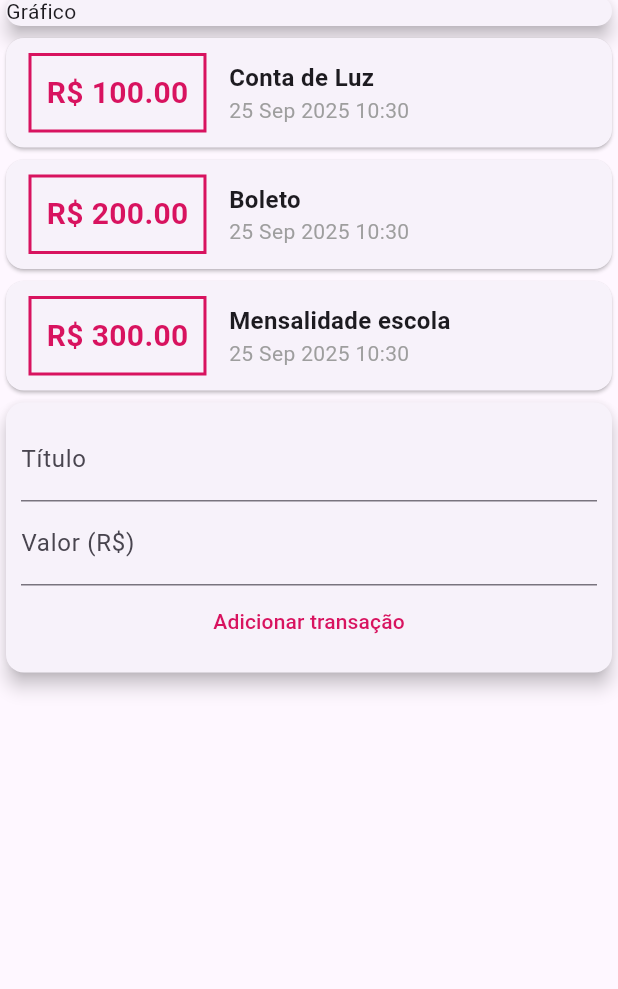
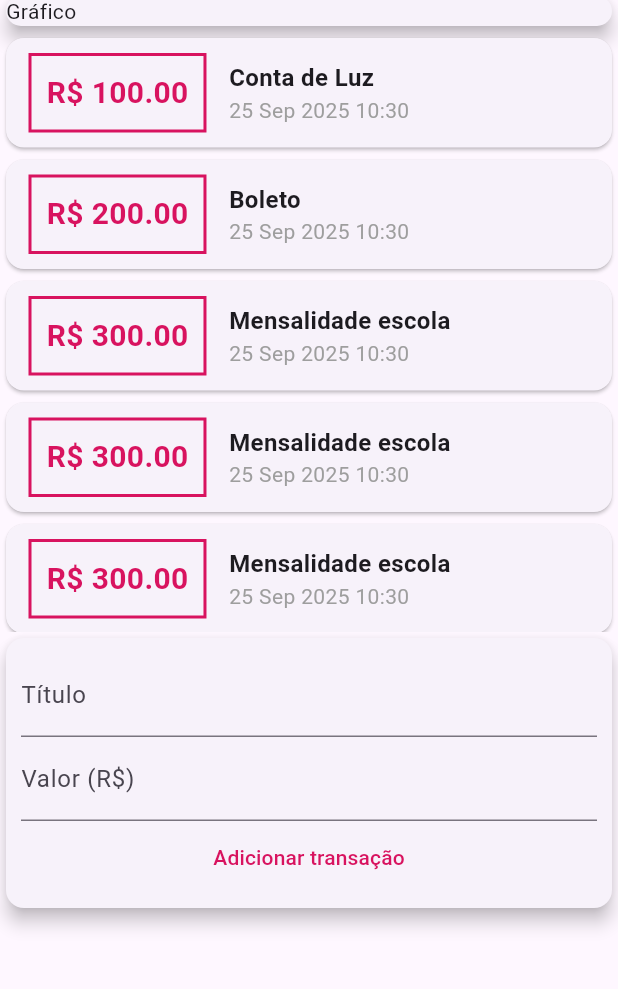
Before and after one commit to Gipsy7/negativo, a Flutter app: the screen it shows after launch, on a phone screen of 412 x 824 dp, the part 94-1083 px from its top. Run offline on Flutter 3.47's test engine with Material 3 defaults, Android fonts, the phone set to English and light mode, and no system bars.

Commit message:
feat: refactor TransactionList to use ListView.builder for better performance and update MyHomePage layout

```diff
--- a/lib/components/transaction_list.dart
+++ b/lib/components/transaction_list.dart
@@ -10,8 +10,12 @@ class TransactionList extends StatelessWidget {
 
   @override
   Widget build(BuildContext context) {
-    return Column(
-            children: transactions.map((tr) {
+    return Container(
+      height: 400,
+      child: ListView.builder(
+        itemCount: transactions.length,
+        itemBuilder: (ctx, index) {
+          final tr = transactions[index];
           return Card(
                   child: Row(children: <Widget>[
                       Container(
@@ -51,7 +55,8 @@ class TransactionList extends StatelessWidget {
                         ),
                       ],)
           ]));
-            }).toList(),
+        },
+      ),
     );
   }
 }
--- a/lib/components/transaction_user.dart
+++ b/lib/components/transaction_user.dart
@@ -16,6 +16,12 @@ class _TransactionUserState extends State<TransactionUser> {
 
   final _transactions = [Transaction(id: '1', title: 'Conta de Luz', value: 100.0, date: DateTime.now()),
                          Transaction(id: '2', title: 'Boleto', value: 200.0, date: DateTime.now()),
+                         Transaction(id: '3', title: 'Mensalidade escola', value: 300.0, date: DateTime.now()),
+                         Transaction(id: '3', title: 'Mensalidade escola', value: 300.0, date: DateTime.now()),
+                         Transaction(id: '3', title: 'Mensalidade escola', value: 300.0, date: DateTime.now()),
+                         Transaction(id: '3', title: 'Mensalidade escola', value: 300.0, date: DateTime.now()),
+                         Transaction(id: '3', title: 'Mensalidade escola', value: 300.0, date: DateTime.now()),
+                         Transaction(id: '3', title: 'Mensalidade escola', value: 300.0, date: DateTime.now()),
                          Transaction(id: '3', title: 'Mensalidade escola', value: 300.0, date: DateTime.now()),
                         ];
 
--- a/lib/main.dart
+++ b/lib/main.dart
@@ -27,7 +27,8 @@ class MyHomePage extends StatelessWidget {
       appBar: AppBar(
         title: Text('Negativo'),
       ),
-      body: Column(
+      body: SingleChildScrollView(
+        child: Column(
           crossAxisAlignment: CrossAxisAlignment.stretch,
           children:<Widget>[
             Container(
@@ -39,6 +40,7 @@ class MyHomePage extends StatelessWidget {
             ),
             TransactionUser()
           ],
+        ),
       )
     );
   }
```
Lines whose indentation alone changed are shown as unchanged.
